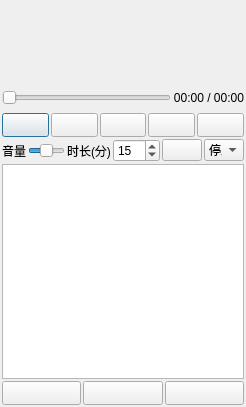
First picture: the form in mplayer.ui, repository leithergit/MPlayer, before the edit.
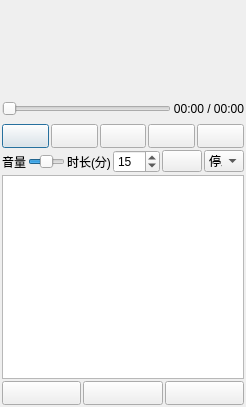
Second picture: the form after the edit. Icons and pictures are not drawn.

Diff of the .ui file:
```diff
--- a/mplayer.ui
+++ b/mplayer.ui
@@ -150,12 +150,21 @@
    </item>
    <item>
     <widget class="QLabel" name="songInfoLabel">
+     <property name="minimumSize">
+      <size>
+       <width>0</width>
+       <height>25</height>
+      </size>
+     </property>
      <property name="text">
       <string/>
      </property>
      <property name="alignment">
       <set>Qt::AlignmentFlag::AlignCenter</set>
      </property>
+     <property name="wordWrap">
+      <bool>true</bool>
+     </property>
     </widget>
    </item>
    <item>
```
